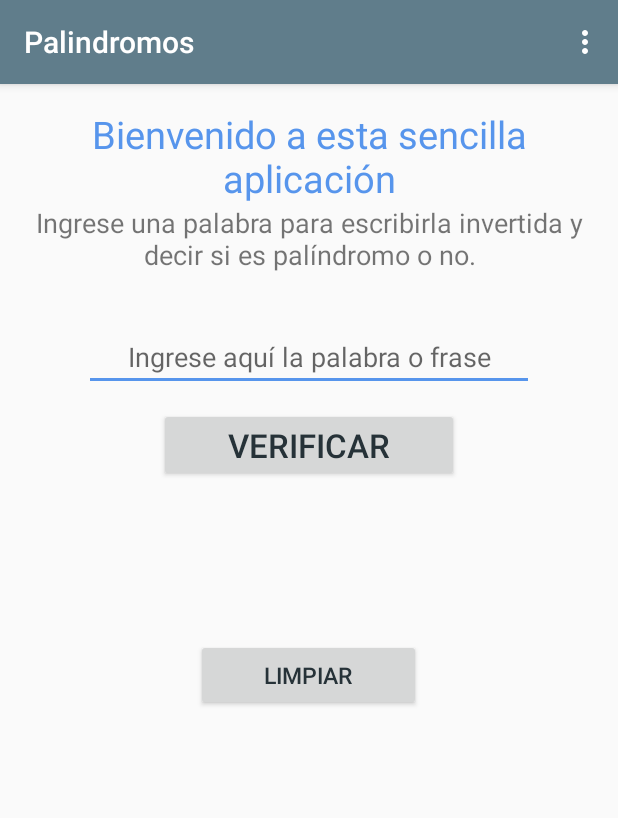
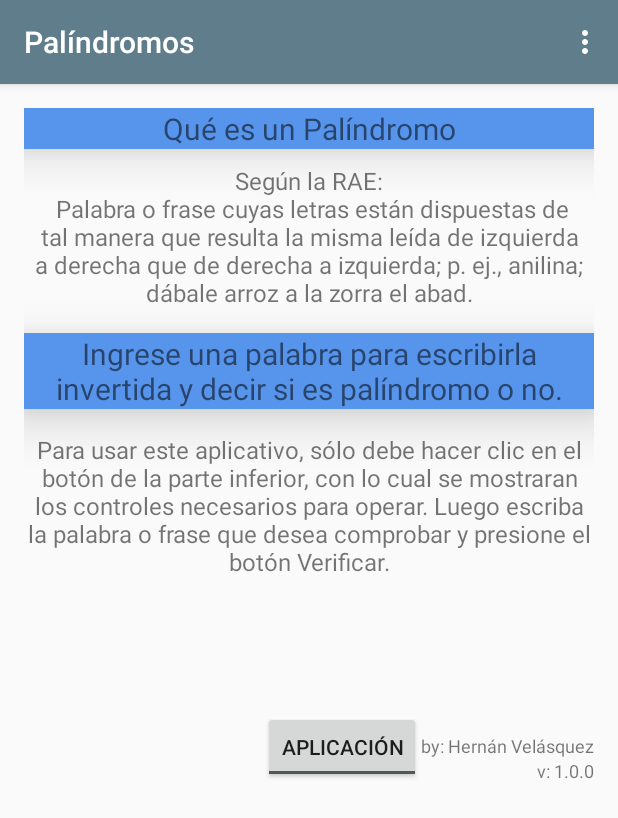
Before and after one commit to hernanudea/PalindromosAndroid, an Android app: the screen it shows after launch (MainActivity), on a phone screen of 412 x 824 dp. Shown: the top 818 px of the screen. Run offline under Robolectric (Android 15) with nearby library versions, the phone set to English and light mode, and no system bars; 1 statement that could not run was skipped.

Commit message:
Se implementa un ToggleBotton y se pone a funcionar.

```diff
--- a/app/src/main/java/mos/dro/in/pal/palindromos/MainActivity.java
+++ b/app/src/main/java/mos/dro/in/pal/palindromos/MainActivity.java
@@ -11,9 +11,12 @@ import android.view.View;
 import android.view.Menu;
 import android.view.MenuItem;
 import android.widget.Button;
+import android.widget.CompoundButton;
 import android.widget.EditText;
+import android.widget.ScrollView;
 import android.widget.TextView;
 import android.widget.Toast;
+import android.widget.ToggleButton;
 
 import com.google.android.gms.appindexing.Action;
 import com.google.android.gms.appindexing.AppIndex;
@@ -25,6 +28,9 @@ public class MainActivity extends AppCompatActivity implements View.OnClickListe
     TextView resultado;
     TextView resultado2;
     EditText palabra;
+    ScrollView svApp;
+    ScrollView svInfo;
+    ToggleButton toggle;
     /**
      * ATTENTION: This was auto-generated to implement the App Indexing API.
      * See https://g.co/AppIndexing/AndroidStudio for more information.
@@ -53,9 +59,24 @@ public class MainActivity extends AppCompatActivity implements View.OnClickListe
         resultado = (TextView) findViewById(R.id.tvResultado);
         resultado2 = (TextView) findViewById(R.id.tvResultado2);
         palabra = (EditText) findViewById(R.id.et01);
+        svApp = (ScrollView) findViewById(R.id.svApp);
+        svInfo = (ScrollView) findViewById(R.id.svInfo);
+        toggle = (ToggleButton) findViewById(R.id.toggle);
 
         verificar.setOnClickListener(this);
         limpiar.setOnClickListener(this);
+        toggle.setOnCheckedChangeListener(new CompoundButton.OnCheckedChangeListener() {
+            @Override
+            public void onCheckedChanged(CompoundButton buttonView, boolean isChecked) {
+                if (isChecked) {
+                    svApp.setVisibility(View.VISIBLE);
+                    svInfo.setVisibility(View.INVISIBLE);
+                } else {
+                    svApp.setVisibility(View.INVISIBLE);
+                    svInfo.setVisibility(View.VISIBLE);
+                }
+            }
+        });
 
         //Toast.makeText(getApplicationContext(), R.string.instruccionInicial, Toast.LENGTH_LONG).show();
 
--- a/app/src/main/res/layout/content_main.xml
+++ b/app/src/main/res/layout/content_main.xml
@@ -13,11 +13,18 @@
     tools:context="com.vel.dar.her.tododeportes.MainActivity"
     tools:showIn="@layout/activity_main">
 
-    <ScrollView
-        android:id="@+id/sv"
+    <RelativeLayout
+        android:id="@+id/rlContenedor"
         android:layout_width="match_parent"
         android:layout_height="wrap_content"
-        android:layout_margin="0dp">
+        android:orientation="vertical">
+
+        <ScrollView
+            android:id="@+id/svApp"
+            android:layout_width="match_parent"
+            android:layout_height="wrap_content"
+            android:layout_margin="0dp"
+            android:visibility="invisible">
 
             <LinearLayout
                 android:layout_width="match_parent"
@@ -50,8 +57,8 @@
                     android:id="@+id/et01"
                     android:layout_width="300dp"
                     android:layout_height="wrap_content"
+                    android:layout_gravity="center"
                     android:layout_marginTop="33dp"
-                android:layout_gravity="center"
                     android:hint="@string/hintEditText01"
                     android:singleLine="true"
                     android:textAlignment="center" />
@@ -93,15 +100,109 @@
                     android:id="@+id/btLimpiar"
                     android:layout_width="150dp"
                     android:layout_height="wrap_content"
+                    android:layout_centerInParent="true"
                     android:layout_gravity="center"
-                android:gravity="center"
-                android:layout_centerInParent="true"
                     android:layout_marginTop="50dp"
                     android:elevation="30dp"
+                    android:gravity="center"
                     android:text="@string/textButonLimpiar"
                     android:textColor="@color/colorPrimaryDark"
                     android:textSize="15dp" />
             </LinearLayout>
 
         </ScrollView>
+
+        <ScrollView
+            android:id="@+id/svInfo"
+            android:layout_width="match_parent"
+            android:layout_height="wrap_content"
+            android:layout_margin="0dp"
+            android:visibility="visible">
+
+            <LinearLayout
+                android:layout_width="match_parent"
+                android:layout_height="wrap_content"
+                android:orientation="vertical">
+
+                <TextView
+                    android:layout_width="match_parent"
+                    android:layout_height="wrap_content"
+                    android:background="@color/colorAccent"
+                    android:elevation="20dp"
+                    android:text="@string/preguntaPalindromo"
+                    android:textAlignment="center"
+                    android:textSize="20dp" />
+
+                <TextView
+                    android:layout_width="wrap_content"
+                    android:layout_height="wrap_content"
+                    android:layout_marginTop="10dp"
+                    android:text="@string/respuestaPalindromo"
+                    android:textAlignment="center"
+                    android:textSize="16dp" />
+
+                <TextView
+                    android:layout_width="match_parent"
+                    android:layout_height="wrap_content"
+                    android:layout_marginTop="16dp"
+                    android:background="@color/colorAccent"
+                    android:elevation="20dp"
+                    android:text="@string/instruccion"
+                    android:textAlignment="center"
+                    android:textSize="20dp" />
+
+                <TextView
+                    android:layout_width="wrap_content"
+                    android:layout_height="wrap_content"
+                    android:layout_marginTop="16dp"
+                    android:text="@string/instrucionDescripcion"
+                    android:textAlignment="center"
+                    android:textSize="16dp" />
+
+            </LinearLayout>
+        </ScrollView>
+
     </RelativeLayout>
+
+    <LinearLayout
+        android:layout_width="match_parent"
+        android:layout_height="wrap_content"
+        android:layout_below="@id/rlContenedor"
+        android:gravity="end|bottom"
+        android:orientation="horizontal">
+
+        <ToggleButton
+            android:id="@+id/toggle"
+            android:layout_width="wrap_content"
+            android:layout_height="wrap_content"
+            android:layout_gravity="left|right"
+            android:elegantTextHeight="false"
+            android:textOn="@string/tgInstrucciones"
+            android:textOff="@string/tgApp"/>
+
+        />
+
+        <LinearLayout
+            android:layout_width="wrap_content"
+            android:layout_height="wrap_content"
+            android:layout_gravity="bottom|left"
+            android:orientation="vertical">
+
+            <TextView
+                android:layout_width="match_parent"
+                android:layout_height="wrap_content"
+                android:text="@string/autor"
+                android:textSize="12dp" />
+
+            <TextView
+                android:layout_width="match_parent"
+                android:layout_height="wrap_content"
+                android:gravity="right"
+                android:text="@string/version"
+                android:textSize="12dp" />
+
+        </LinearLayout>
+
+    </LinearLayout>
+
+</RelativeLayout>
--- a/app/src/main/res/values/strings.xml
+++ b/app/src/main/res/values/strings.xml
@@ -1,5 +1,5 @@
 <resources>
-    <string name="app_name">Palindromos</string>
+    <string name="app_name">Palíndromos</string>
     <string name="action_settings">Settings</string>
     <string name="mensajeBienvenida">Bienvenido a esta sencilla aplicación</string>
     <string name="instruccion">Ingrese una palabra para escribirla invertida y decir si es palíndromo o no.</string>
@@ -7,8 +7,17 @@
     <string name="textButonVerificar">Verificar</string>
     <string name="textButonLimpiar">Limpiar</string>
     <string name="instruccionInicial">Ingrese una palabra y presione el botón verificar</string>
+    <string name="autor">by: Hernán Velásquez</string>
+    <string name="version">v: 1.0.0</string>
 
-    <string name="siPalindromo">SI es Palindromo!</string>
-    <string name="noPalindromo">NO es Palindromo!</string>
+    <string name="siPalindromo">SI es Palíndromo!</string>
+    <string name="noPalindromo">NO es Palíndromo!</string>
 
+    <!--EXPLICACIÓN-->
+    <string name="preguntaPalindromo">Qué es un Palíndromo"</string>
+    <string name="respuestaPalindromo">Según la RAE:\n Palabra o frase cuyas letras están dispuestas de tal manera que resulta la misma leída de izquierda a derecha que de derecha a izquierda; p. ej., anilina; dábale arroz a la zorra el abad."</string>
+    <string name="instrucion">Instrucciones para usar este aplicativo</string>
+    <string name="instrucionDescripcion">Para usar este aplicativo, sólo debe hacer clic en el botón de la parte inferior, con lo cual se mostraran los controles necesarios para operar. Luego escriba la palabra o frase que desea comprobar y presione el botón Verificar.</string>
+    <string name="tgApp">Aplicación</string>
+    <string name="tgInstrucciones">Instrucciones"</string>
 </resources>
```
Lines whose indentation alone changed are shown as unchanged.
